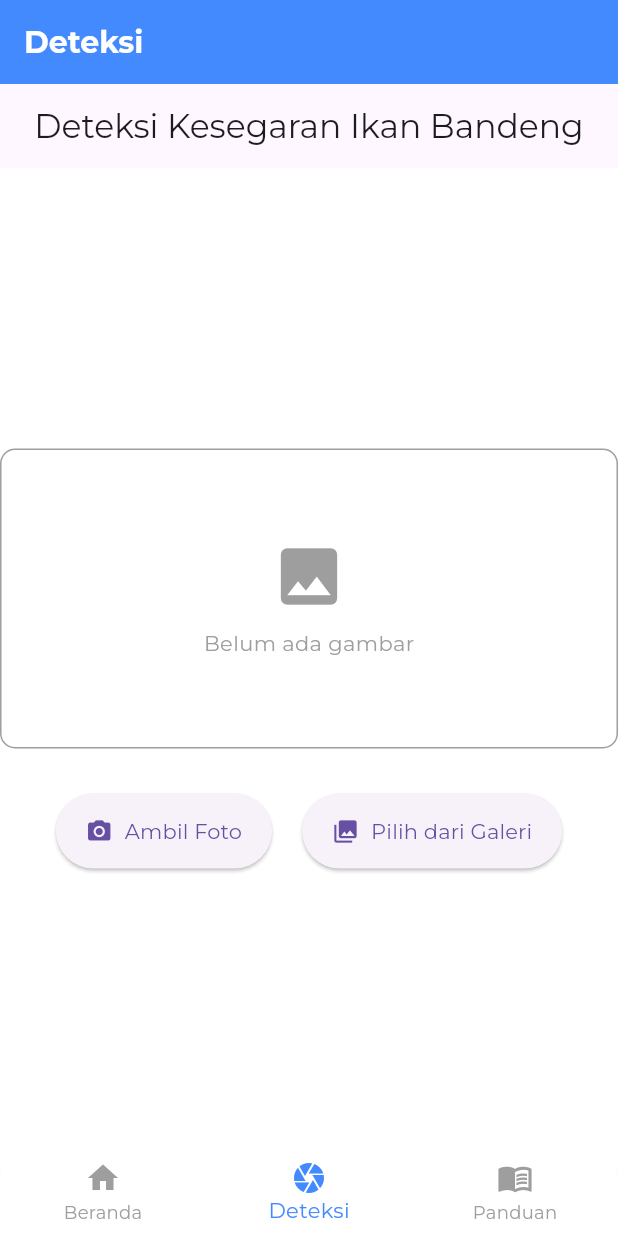
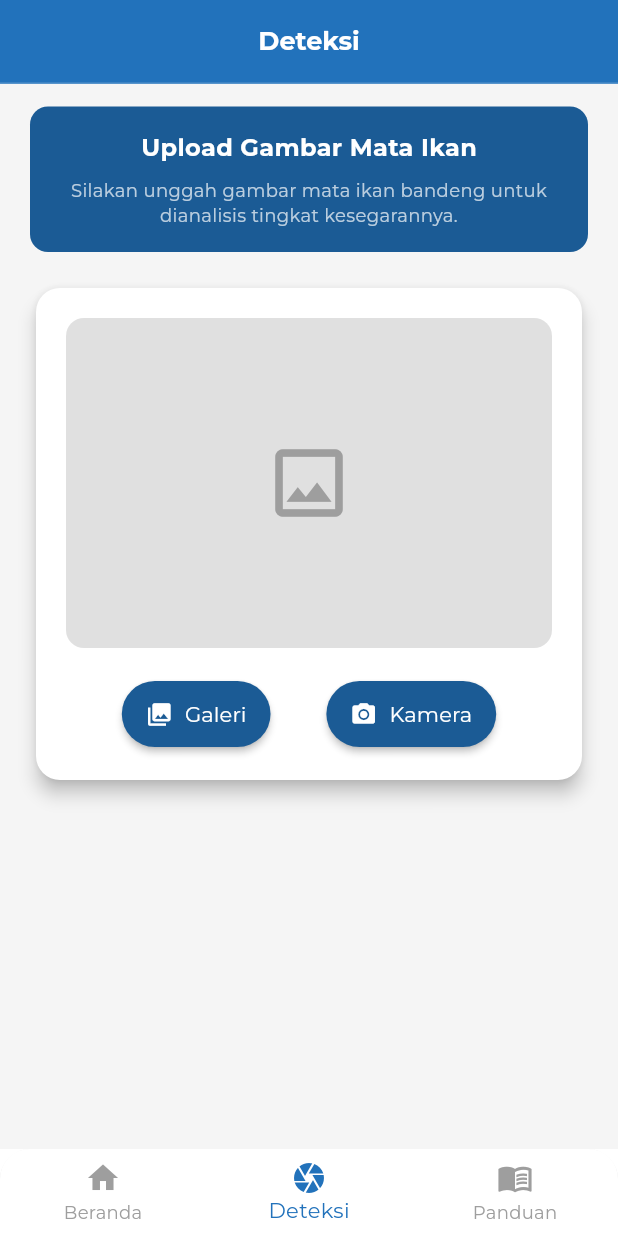
Before and after one commit to KhalimahMusaadah/milkfishfreshness_app, a Flutter app: the screen it shows after launch, item 2 of the bottom bar chosen, on a phone screen of 412 x 824 dp. Run offline on Flutter 3.47's test engine with Material 3 defaults, Android fonts, the phone set to English and light mode, and no system bars; our stand-ins replace image_cropper, image_picker; missing offline and left inert: tflite_flutter; statements that could not run were skipped.

Commit message:
tampilan DeteksiPage Done

```diff
--- a/lib/screens/DeteksiPage.dart
+++ b/lib/screens/DeteksiPage.dart
@@ -88,70 +88,125 @@ class _DeteksiPageState extends State<DeteksiPage> {
 
   @override
   Widget build(BuildContext context) {
+    const Color primaryColor = Color(0xFF1B5B95); // warna biru gelap
+
     return Scaffold(
-      appBar: AppBar(
-        title: const Text('Deteksi Kesegaran Ikan Bandeng'),
-        centerTitle: true,
+      body: Container(
+        width: double.infinity,
+        height: double.infinity,
+        color: const Color(0xFFF5F5F5), // background abu muda
+        child: SafeArea(
+          child: SingleChildScrollView(
+            padding: const EdgeInsets.symmetric(horizontal: 20, vertical: 15),
+            child: Column(
+              crossAxisAlignment: CrossAxisAlignment.center,
+              children: [
+                // Kotak biru gelap berisi judul & deskripsi
+                Container(
+                  width: double.infinity,
+                  padding: const EdgeInsets.all(16),
+                  decoration: BoxDecoration(
+                    color: primaryColor,
+                    borderRadius: BorderRadius.circular(12),
                   ),
-      body: Center(
+                  child: Column(
+                    children: const [
+                      Text(
+                        'Upload Gambar Mata Ikan',
+                        style: TextStyle(
+                          fontFamily: 'Montserrat',
+                          fontSize: 16,
+                          fontWeight: FontWeight.bold,
+                          color: Colors.white,
+                        ),
+                      ),
+                      SizedBox(height: 8),
+                      Text(
+                        'Silakan unggah gambar mata ikan bandeng untuk dianalisis tingkat kesegarannya.',
+                        style: TextStyle(
+                          fontFamily: 'Montserrat',
+                          fontSize: 12,
+                          color: Colors.white70,
+                        ),
+                        textAlign: TextAlign.center,
+                      ),
+                    ],
+                  ),
+                ),
+
+                const SizedBox(height: 20),
+
+                // Kotak putih berisi preview dan tombol
+                Card(
+                  elevation: 5,
+                  shape: RoundedRectangleBorder(borderRadius: BorderRadius.circular(16)),
+                  color: Colors.white,
+                  child: Padding(
+                    padding: const EdgeInsets.all(20),
+                    child: Column(
+                      children: [
+                        // Preview gambar
+                        Container(
+                          width: double.infinity,
+                          height: 220,
+                          decoration: BoxDecoration(
+                            color: const Color(0xFFE0E0E0),
+                            borderRadius: BorderRadius.circular(12),
+                          ),
+                          child: _isProcessing
+                              ? const Center(
                                   child: Column(
                                     mainAxisAlignment: MainAxisAlignment.center,
                                     children: [
-            if (_image != null && !_isProcessing)
-              Container(
-                margin: const EdgeInsets.only(bottom: 30),
-                decoration: BoxDecoration(
-                  border: Border.all(color: Colors.grey),
-                  borderRadius: BorderRadius.circular(10),
+                                      CircularProgressIndicator(color: Colors.blueAccent),
+                                      SizedBox(height: 10),
+                                      Text('Memproses gambar...', style: TextStyle(fontFamily: 'Montserrat')),
+                                    ],
                                   ),
-                child: Image.file(_image!, height: 200, fit: BoxFit.cover),
                                 )
-            else if (_isProcessing)
-              const Column(
+                              : _image != null
+                                  ? ClipRRect(
+                                      borderRadius: BorderRadius.circular(12),
+                                      child: Image.file(_image!, fit: BoxFit.cover),
+                                    )
+                                  : const Center(
+                                      child: Icon(Icons.image_outlined, size: 60, color: Colors.grey),
+                                    ),
+                        ),
+
+                        const SizedBox(height: 20),
+
+                        // Tombol galeri & kamera berdampingan
+                        Row(
+                          mainAxisAlignment: MainAxisAlignment.spaceEvenly,
                           children: [
-                  CircularProgressIndicator(),
-                  SizedBox(height: 20),
-                  Text('Memproses gambar...'),
-                ],
-              )
-            else
-              Container(
-                height: 200,
-                margin: const EdgeInsets.only(bottom: 30),
-                decoration: BoxDecoration(
-                  border: Border.all(color: Colors.grey),
-                  borderRadius: BorderRadius.circular(10),
-                ),
-                child: const Center(
-                  child: Column(
-                    mainAxisAlignment: MainAxisAlignment.center,
-                    children: [
-                      Icon(Icons.image, size: 50, color: Colors.grey),
-                      SizedBox(height: 10),
-                      Text('Belum ada gambar', style: TextStyle(color: Colors.grey)),
-                    ],
+                            // Galeri
+                            ElevatedButton.icon(
+                              onPressed: () => _pickImage(ImageSource.gallery),
+                              icon: const Icon(Icons.photo_library, color: Colors.white),
+                              label: const Text("Galeri", style: TextStyle(color: Colors.white)),
+                              style: ElevatedButton.styleFrom(
+                                backgroundColor: primaryColor,
+                                elevation: 2,
+                                padding: const EdgeInsets.symmetric(horizontal: 16, vertical: 12),
+                                shape: RoundedRectangleBorder(
+                                  borderRadius: BorderRadius.circular(30),
                                 ),
                               ),
                             ),
 
-            Row(
-              mainAxisAlignment: MainAxisAlignment.center,
-              children: [
+                            // Kamera
                             ElevatedButton.icon(
-                  icon: const Icon(Icons.camera_alt),
                               onPressed: () => _pickImage(ImageSource.camera),
-                  label: const Text('Ambil Foto'),
+                              icon: const Icon(Icons.camera_alt, color: Colors.white),
+                              label: const Text("Kamera", style: TextStyle(color: Colors.white)),
                               style: ElevatedButton.styleFrom(
-                    padding: const EdgeInsets.symmetric(horizontal: 20, vertical: 15),
+                                backgroundColor: primaryColor,
+                                elevation: 2,
+                                padding: const EdgeInsets.symmetric(horizontal: 16, vertical: 12),
+                                shape: RoundedRectangleBorder(
+                                  borderRadius: BorderRadius.circular(30),
                                 ),
-                ),
-                const SizedBox(width: 20),
-                ElevatedButton.icon(
-                  icon: const Icon(Icons.photo_library),
-                  onPressed: () => _pickImage(ImageSource.gallery),
-                  label: const Text('Pilih dari Galeri'),
-                  style: ElevatedButton.styleFrom(
-                    padding: const EdgeInsets.symmetric(horizontal: 20, vertical: 15),
                               ),
                             ),
                           ],
@@ -159,6 +214,12 @@ class _DeteksiPageState extends State<DeteksiPage> {
                       ],
                     ),
                   ),
+                ),
+              ],
+            ),
+          ),
+        ),
+      ),
     );
   }
 }
--- a/lib/widgets/MyAppBar.dart
+++ b/lib/widgets/MyAppBar.dart
@@ -20,15 +20,15 @@ class MyAppBar extends StatelessWidget implements PreferredSizeWidget {
       title: Text(
         title,
         style: const TextStyle(
-          fontFamily: 'Montserrat', // Pastikan sudah ditambahkan di pubspec.yaml
-          fontSize: 20,
+          fontFamily: 'Montserrat',
+          fontSize: 17,
           fontWeight: FontWeight.bold,
           color: Colors.white,
         ),
       ),
-      centerTitle: false, // Letak judul di kiri
-      backgroundColor: Colors.blueAccent,
-      elevation: 0,
+      centerTitle: true,
+      backgroundColor: Color(0xFF2272BB), // warna biru tua sesuai permintaan
+      elevation: 0, // kita handle garis manual, jadi ini tetap nol
       leading: showBackButton
           ? IconButton(
               icon: const Icon(Icons.arrow_back, color: Colors.white),
@@ -36,6 +36,14 @@ class MyAppBar extends StatelessWidget implements PreferredSizeWidget {
             )
           : null,
       actions: actions,
+      bottom: const PreferredSize(
+        preferredSize: Size.fromHeight(1),
+        child: Divider(
+          height: 1,
+          thickness: 1,
+          color: Colors.white24, // Bisa ganti ke putih jika ingin lebih halus
+        ),
+      ),
     );
   }
 
--- a/lib/widgets/PersistentBottomBar.dart
+++ b/lib/widgets/PersistentBottomBar.dart
@@ -21,7 +21,7 @@ class PersistentBottomBar extends StatelessWidget {
         currentIndex: currentIndex,
         onTap: onTap,
         backgroundColor: Colors.white,
-        selectedItemColor: Colors.blueAccent,
+        selectedItemColor: Color(0xFF2272BB),
         unselectedItemColor: Colors.grey,
         showSelectedLabels: true,
         showUnselectedLabels: true,
```
Also changed, not shown: lib/screens/HasilDeteksiPage.dart (+61 -29 lines), lib/screens/HomePage.dart (+7 -7 lines). Lines whose indentation alone changed are shown as unchanged.
